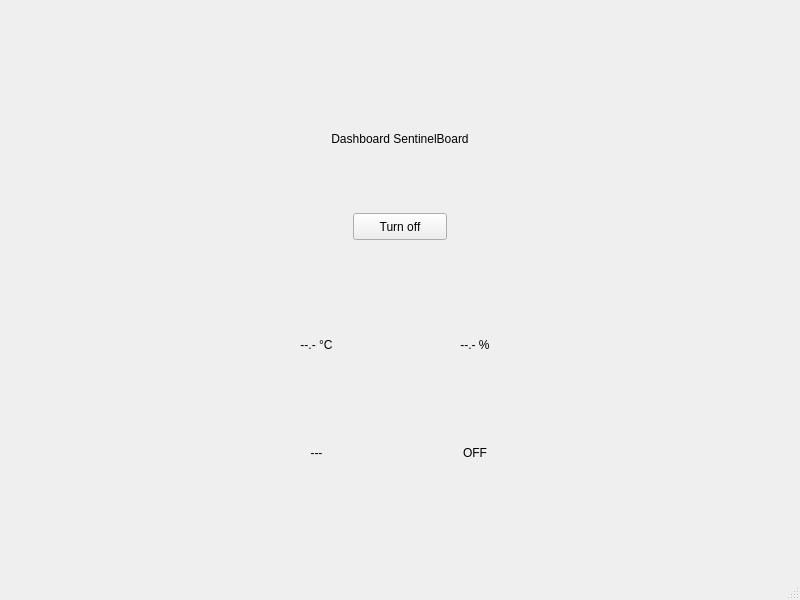
Old version of the form SentinelBoard/forms/mainwindow.ui in the repository NicoloVinci/sentinelboard-qt.
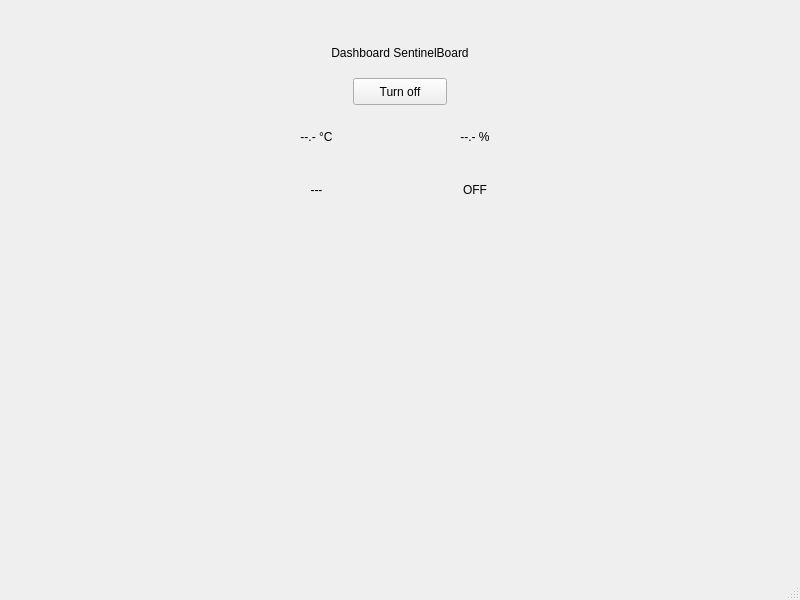
New version of the form. The open tabs and pages were chosen to show the change.

Commit message: Need to be tested

```diff
--- a/SentinelBoard/forms/mainwindow.ui
+++ b/SentinelBoard/forms/mainwindow.ui
@@ -124,12 +124,7 @@
     <widget class="QWidget" name="pageDashboard">
      <widget class="QLabel" name="labelDashboardTitle">
       <property name="geometry">
-       <rect>
-        <x>0</x>
-        <y>90</y>
-        <width>800</width>
-        <height>51</height>
-       </rect>
+       <rect><x>0</x><y>10</y><width>800</width><height>40</height></rect>
       </property>
       <property name="text">
        <string>Dashboard SentinelBoard</string>
@@ -140,25 +135,15 @@
      </widget>
      <widget class="QPushButton" name="btnStopSystem">
       <property name="geometry">
-       <rect>
-        <x>353</x>
-        <y>190</y>
-        <width>94</width>
-        <height>27</height>
-       </rect>
+       <rect><x>353</x><y>55</y><width>94</width><height>27</height></rect>
       </property>
       <property name="text">
        <string>Turn off</string>
       </property>
      </widget>
-     <widget class="QWidget" name="">
+     <widget class="QWidget" name="layoutWidget">
       <property name="geometry">
-       <rect>
-        <x>240</x>
-        <y>270</y>
-        <width>311</width>
-        <height>211</height>
-       </rect>
+       <rect><x>240</x><y>90</y><width>311</width><height>100</height></rect>
       </property>
       <layout class="QGridLayout" name="gridLayout">
        <item row="1" column="0">
@@ -203,6 +188,11 @@
        </item>
       </layout>
      </widget>
+     <widget class="QWidget" name="chartsContainer">
+      <property name="geometry">
+       <rect><x>0</x><y>200</y><width>800</width><height>340</height></rect>
+      </property>
+     </widget>
     </widget>
    </widget>
   </widget>
```
Left out of the diff: 162 changed lines with no effect on the pictures. The commit also changes 1 other file.
